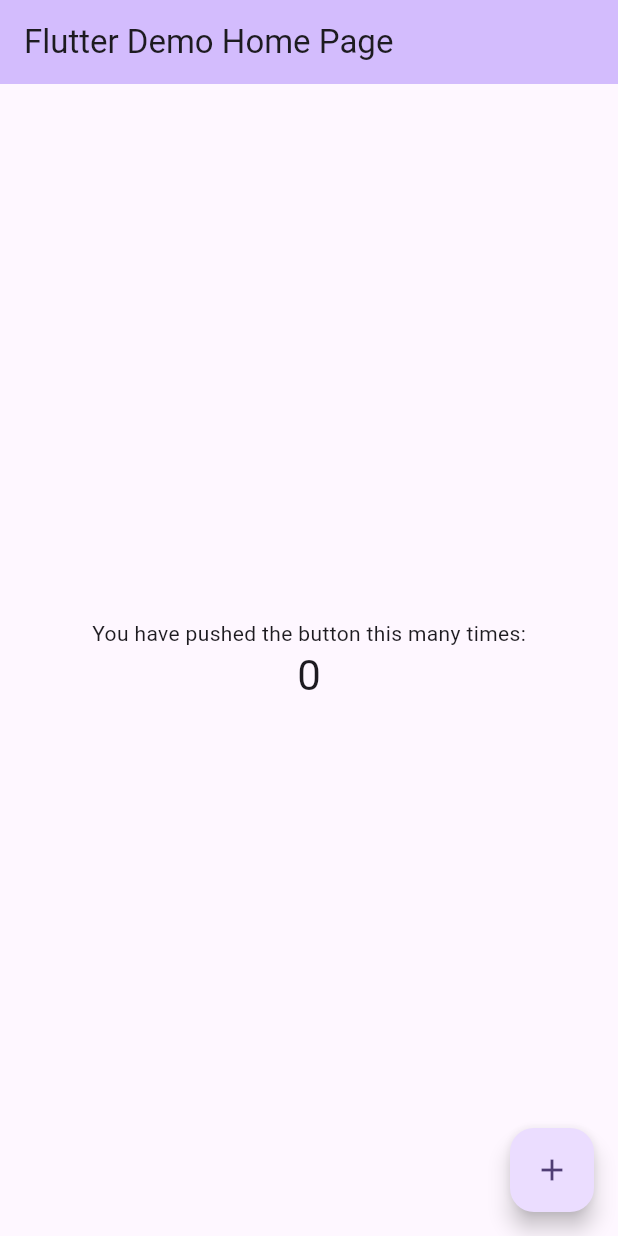
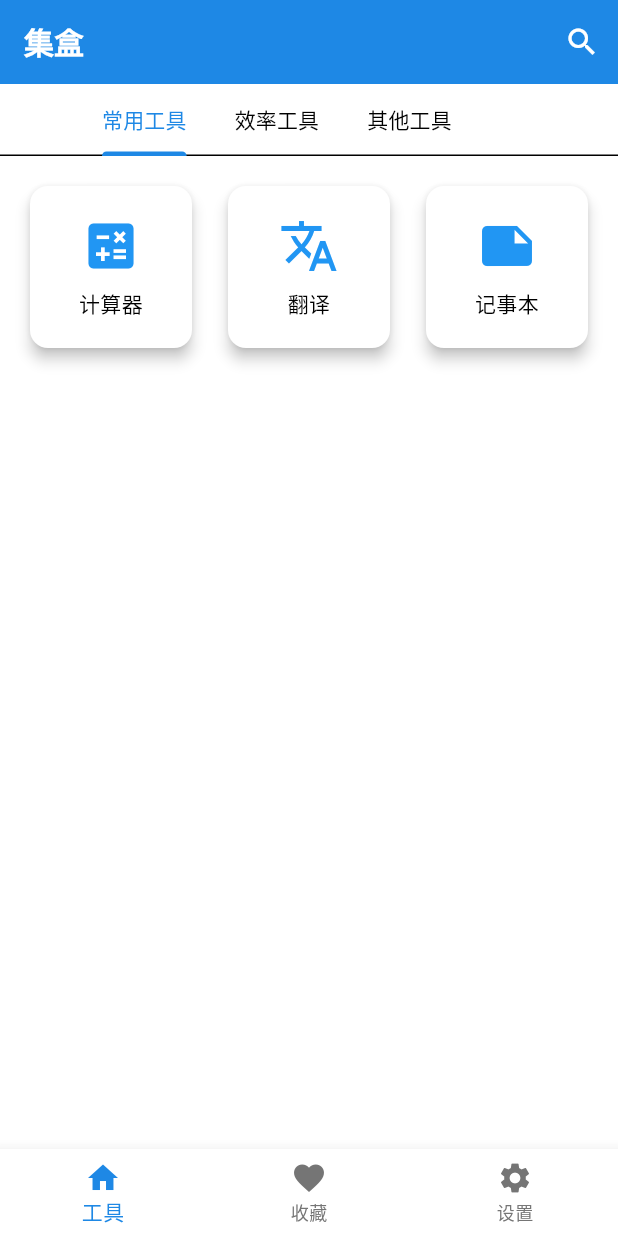
Before and after one commit to Yikang666/jiho, a Flutter app: the screen it shows after launch, on a phone screen of 412 x 824 dp. Run offline on Flutter 3.47's test engine with Material 3 defaults, Android fonts, the light colour scheme and no system bars; our stand-ins replace webview_flutter.

Commit message:
feat: 完成基本界面

```diff
--- a/lib/main.dart
+++ b/lib/main.dart
@@ -1,125 +1,228 @@
 import 'package:flutter/material.dart';
-
-void main() {
-  runApp(const MyApp());
-}
+import 'tools_config.dart'; // 导入工具配置文件
+import 'theme_config.dart'; // 导入主题配置
+import 'pages/map.dart'; // 临时保留，后续可以考虑通过反射或代码生成移除
 
 class MyApp extends StatelessWidget {
-  const MyApp({super.key});
-
-  // This widget is the root of your application.
   @override
   Widget build(BuildContext context) {
     return MaterialApp(
-      title: 'Flutter Demo',
-      theme: ThemeData(
-        // This is the theme of your application.
-        //
-        // TRY THIS: Try running your application with "flutter run". You'll see
-        // the application has a purple toolbar. Then, without quitting the app,
-        // try changing the seedColor in the colorScheme below to Colors.green
-        // and then invoke "hot reload" (save your changes or press the "hot
-        // reload" button in a Flutter-supported IDE, or press "r" if you used
-        // the command line to start the app).
-        //
-        // Notice that the counter didn't reset back to zero; the application
-        // state is not lost during the reload. To reset the state, use hot
-        // restart instead.
-        //
-        // This works for code too, not just values: Most code changes can be
-        // tested with just a hot reload.
-        colorScheme: ColorScheme.fromSeed(seedColor: Colors.deepPurple),
-        useMaterial3: true,
-      ),
-      home: const MyHomePage(title: 'Flutter Demo Home Page'),
+      title: '集盒',
+      theme: ThemeConfig.lightTheme,
+      darkTheme: ThemeConfig.darkTheme,
+      themeMode: ThemeMode.system, // 跟随系统主题
+      home: HomeScreen(),
+      // 使用工具配置生成路由
+      routes: ToolsConfig.generateRoutes(),
     );
   }
 }
 
-class MyHomePage extends StatefulWidget {
-  const MyHomePage({super.key, required this.title});
+class HomeScreen extends StatefulWidget {
+  @override
+  _HomeScreenState createState() => _HomeScreenState();
+}
 
-  // This widget is the home page of your application. It is stateful, meaning
-  // that it has a State object (defined below) that contains fields that affect
-  // how it looks.
+class _HomeScreenState extends State<HomeScreen> {
+  int _currentIndex = 0;
 
-  // This class is the configuration for the state. It holds the values (in this
-  // case the title) provided by the parent (in this case the App widget) and
-  // used by the build method of the State. Fields in a Widget subclass are
-  // always marked "final".
-
-  final String title;
+  // 定义页面列表
+  final List<Widget> _pages = [
+    ToolsPage(),
+    FavoritesPage(),
+    SettingsPage(),
+  ];
 
   @override
-  State<MyHomePage> createState() => _MyHomePageState();
+  Widget build(BuildContext context) {
+    return Scaffold(
+      appBar: AppBar(
+        title: Text('集盒'),
+        actions: [
+          IconButton(
+            icon: Icon(Icons.search),
+            onPressed: () {
+              // 搜索功能
+            },
+          ),
+        ],
+      ),
+      body: _pages[_currentIndex],
+      bottomNavigationBar: BottomNavigationBar(
+        type: BottomNavigationBarType.fixed,
+        currentIndex: _currentIndex,
+        onTap: (index) {
+          setState(() {
+            _currentIndex = index;
+          });
+        },
+        items: [
+          BottomNavigationBarItem(
+            icon: Icon(Icons.home),
+            label: '工具',
+          ),
+          BottomNavigationBarItem(
+            icon: Icon(Icons.favorite),
+            label: '收藏',
+          ),
+          BottomNavigationBarItem(
+            icon: Icon(Icons.settings),
+            label: '设置',
+          ),
+        ],
+      ),
+    );
+  }
 }
 
-class _MyHomePageState extends State<MyHomePage> {
-  int _counter = 0;
+class ToolsPage extends StatefulWidget {
+  @override
+  _ToolsPageState createState() => _ToolsPageState();
+}
 
-  void _incrementCounter() {
-    setState(() {
-      // This call to setState tells the Flutter framework that something has
-      // changed in this State, which causes it to rerun the build method below
-      // so that the display can reflect the updated values. If we changed
-      // _counter without calling setState(), then the build method would not be
-      // called again, and so nothing would appear to happen.
-      _counter++;
-    });
+class _ToolsPageState extends State<ToolsPage> with SingleTickerProviderStateMixin {
+  late TabController _tabController;
+
+  // 从配置文件中获取工具分组数据
+  final List<ToolGroup> _toolGroups = ToolsConfig.toolGroups;
+
+  @override
+  void initState() {
+    super.initState();
+    _tabController = TabController(length: _toolGroups.length, vsync: this);
+  }
+
+  @override
+  void dispose() {
+    _tabController.dispose();
+    super.dispose();
   }
 
   @override
   Widget build(BuildContext context) {
-    // This method is rerun every time setState is called, for instance as done
-    // by the _incrementCounter method above.
-    //
-    // The Flutter framework has been optimized to make rerunning build methods
-    // fast, so that you can just rebuild anything that needs updating rather
-    // than having to individually change instances of widgets.
-    return Scaffold(
-      appBar: AppBar(
-        // TRY THIS: Try changing the color here to a specific color (to
-        // Colors.amber, perhaps?) and trigger a hot reload to see the AppBar
-        // change color while the other colors stay the same.
-        backgroundColor: Theme.of(context).colorScheme.inversePrimary,
-        // Here we take the value from the MyHomePage object that was created by
-        // the App.build method, and use it to set our appbar title.
-        title: Text(widget.title),
+    return Column(
+      children: [
+        // 标签栏
+        TabBar(
+          controller: _tabController,
+          isScrollable: true,
+          tabs: _toolGroups.map((group) {
+            return Tab(text: group.title);
+          }).toList(),
+        ),
+        // 标签内容
+        Expanded(
+          child: TabBarView(
+            controller: _tabController,
+            children: _toolGroups.map((group) {
+              return GridView.count(
+                crossAxisCount: 3,
+                padding: EdgeInsets.all(16.0),
+                mainAxisSpacing: 16.0,
+                crossAxisSpacing: 16.0,
+                children: group.tools.map((tool) {
+                  return ToolCard(tool: tool);
+                }).toList(),
+              );
+            }).toList(),
+          ),
+        ),
+      ],
+    );
+  }
+}
+
+class ToolCard extends StatelessWidget {
+  final ToolItem tool;
+
+  ToolCard({required this.tool});
+
+  @override
+  Widget build(BuildContext context) {
+    return Card(
+      elevation: 4.0,
+      shape: RoundedRectangleBorder(
+        borderRadius: BorderRadius.circular(12.0),
       ),
-      body: Center(
-        // Center is a layout widget. It takes a single child and positions it
-        // in the middle of the parent.
+      child: InkWell(
+        borderRadius: BorderRadius.circular(12.0),
+        onTap: () {
+          // 工具点击事件 - 导航到对应页面
+          Navigator.pushNamed(
+            context,
+            '/${tool.id}', // 使用工具ID作为路由名称
+          );
+        },
         child: Column(
-          // Column is also a layout widget. It takes a list of children and
-          // arranges them vertically. By default, it sizes itself to fit its
-          // children horizontally, and tries to be as tall as its parent.
-          //
-          // Column has various properties to control how it sizes itself and
-          // how it positions its children. Here we use mainAxisAlignment to
-          // center the children vertically; the main axis here is the vertical
-          // axis because Columns are vertical (the cross axis would be
-          // horizontal).
-          //
-          // TRY THIS: Invoke "debug painting" (choose the "Toggle Debug Paint"
-          // action in the IDE, or press "p" in the console), to see the
-          // wireframe for each widget.
           mainAxisAlignment: MainAxisAlignment.center,
-          children: <Widget>[
-            const Text(
-              'You have pushed the button this many times:',
-            ),
+          children: [
+            Icon(tool.icon, size: 40.0, color: Colors.blue),
+            SizedBox(height: 8.0),
             Text(
-              '$_counter',
-              style: Theme.of(context).textTheme.headlineMedium,
+              tool.title,
+              style: TextStyle(fontSize: 14.0),
+              textAlign: TextAlign.center,
             ),
           ],
         ),
       ),
-      floatingActionButton: FloatingActionButton(
-        onPressed: _incrementCounter,
-        tooltip: 'Increment',
-        child: const Icon(Icons.add),
-      ), // This trailing comma makes auto-formatting nicer for build methods.
     );
   }
 }
+
+// 占位页面 - 实际使用时应该替换为真正的页面实现
+class PlaceholderPage extends StatelessWidget {
+  final String title;
+
+  PlaceholderPage({required this.title});
+
+  @override
+  Widget build(BuildContext context) {
+    return Scaffold(
+      appBar: AppBar(
+        title: Text(title),
+      ),
+      body: Center(
+        child: Column(
+          mainAxisAlignment: MainAxisAlignment.center,
+          children: [
+            Text(
+              '$title 页面',
+              style: TextStyle(fontSize: 24),
+            ),
+            SizedBox(height: 20),
+            Text('此页面尚未实现，请创建对应的页面文件。'),
+          ],
+        ),
+      ),
+    );
+  }
+}
+
+class FavoritesPage extends StatelessWidget {
+  @override
+  Widget build(BuildContext context) {
+    return Center(
+      child: Text(
+        '收藏页面',
+        style: TextStyle(fontSize: 24),
+      ),
+    );
+  }
+}
+
+class SettingsPage extends StatelessWidget {
+  @override
+  Widget build(BuildContext context) {
+    return Center(
+      child: Text(
+        '设置页面',
+        style: TextStyle(fontSize: 24),
+      ),
+    );
+  }
+}
+
+void main() {
+  runApp(MyApp());
+}
--- /dev/null
+++ b/lib/pages/map.dart
@@ -0,0 +1,34 @@
+import 'package:flutter/material.dart';
+import 'package:webview_flutter/webview_flutter.dart';
+import '../theme_config.dart';
+
+class MapPage extends StatefulWidget {
+  const MapPage({super.key});
+
+  @override
+  State<MapPage> createState() => _MapPageState();
+}
+
+class _MapPageState extends State<MapPage> {
+  late final WebViewController _controller;
+
+  @override
+  void initState() {
+    super.initState();
+    // 初始化WebView控制器
+    _controller = WebViewController()
+      ..setJavaScriptMode(JavaScriptMode.unrestricted)
+      ..loadRequest(Uri.parse('https://map.baidu.com'));
+  }
+
+  @override
+  Widget build(BuildContext context) {
+    return Scaffold(
+      appBar: AppBar(
+        title: const Text('百度地图'),
+        backgroundColor: ThemeConfig.primaryColor,
+      ),
+      body: WebViewWidget(controller: _controller),
+    );
+  }
+}
--- /dev/null
+++ b/lib/theme_config.dart
@@ -0,0 +1,85 @@
+import 'package:flutter/material.dart';
+
+// 主题配置类
+class ThemeConfig {
+  // 主色调
+  static const primaryColor = Color(0xFF1E88E5);
+  static const primaryLightColor = Color(0xFF64B5F6);
+  static const primaryDarkColor = Color(0xFF0D47A1);
+
+  // 辅助色
+  static const accentColor = Color(0xFFFFA000);
+  static const accentLightColor = Color(0xFFFFD740);
+  static const accentDarkColor = Color(0xFFF57C00);
+
+  // 中性色
+  static const backgroundColor = Color(0xFFF5F5F5);
+  static const surfaceColor = Colors.white;
+  static const errorColor = Color(0xFFD32F2F);
+
+  // 文本颜色
+  static const textPrimaryColor = Color(0xFF212121);
+  static const textSecondaryColor = Color(0xFF757575);
+  static const textOnPrimaryColor = Colors.white;
+  static const textOnAccentColor = Colors.white;
+
+  // 字体
+  static const fontFamily = 'Roboto';
+
+  // 主主题
+  static final ThemeData lightTheme = ThemeData(
+    primaryColor: primaryColor,
+    primarySwatch: Colors.blue,
+    colorScheme: ColorScheme.light(
+      primary: primaryColor,
+      secondary: accentColor,
+      background: backgroundColor,
+      surface: surfaceColor,
+      error: errorColor,
+    ),
+    fontFamily: fontFamily,
+    visualDensity: VisualDensity.adaptivePlatformDensity,
+    appBarTheme: AppBarTheme(
+      backgroundColor: primaryColor,
+      titleTextStyle: TextStyle(
+        color: textOnPrimaryColor,
+        fontSize: 20,
+        fontWeight: FontWeight.bold,
+      ),
+      iconTheme: IconThemeData(color: textOnPrimaryColor),
+    ),
+    bottomNavigationBarTheme: BottomNavigationBarThemeData(
+      selectedItemColor: primaryColor,
+      unselectedItemColor: textSecondaryColor,
+    ),
+  );
+
+  // 暗黑主题
+  static final ThemeData darkTheme = ThemeData(
+    primaryColor: primaryDarkColor,
+    primarySwatch: Colors.blue,
+    colorScheme: ColorScheme.dark(
+      primary: primaryDarkColor,
+      secondary: accentDarkColor,
+      background: Color(0xFF121212),
+      surface: Color(0xFF1E1E1E),
+      error: errorColor,
+    ),
+    fontFamily: fontFamily,
+    visualDensity: VisualDensity.adaptivePlatformDensity,
+    appBarTheme: AppBarTheme(
+      backgroundColor: primaryDarkColor,
+      titleTextStyle: TextStyle(
+        color: textOnPrimaryColor,
+        fontSize: 20,
+        fontWeight: FontWeight.bold,
+      ),
+      iconTheme: IconThemeData(color: textOnPrimaryColor),
+    ),
+    bottomNavigationBarTheme: BottomNavigationBarThemeData(
+      selectedItemColor: primaryLightColor,
+      unselectedItemColor: textSecondaryColor,
+      backgroundColor: Color(0xFF1E1E1E),
+    ),
+  );
+}
--- /dev/null
+++ b/lib/tools_config.dart
@@ -0,0 +1,170 @@
+import 'package:flutter/material.dart';
+import 'theme_config.dart';
+import "pages/map.dart";
+
+// 工具项模型
+class ToolItem {
+  final String id;
+  final String title;
+  final IconData icon;
+  final String pagePath;
+
+  ToolItem({
+    required this.id,
+    required this.title,
+    required this.icon,
+    required this.pagePath,
+  });
+}
+
+// 工具组模型
+class ToolGroup {
+  final String id;
+  final String title;
+  final List<ToolItem> tools;
+
+  ToolGroup({
+    required this.id,
+    required this.title,
+    required this.tools,
+  });
+}
+
+// 工具配置类
+class ToolsConfig {
+  // 所有工具组
+  static final List<ToolGroup> toolGroups = [
+    ToolGroup(
+      id: 'common',
+      title: '常用工具',
+      tools: [
+        ToolItem(
+          id: 'calculator',
+          title: '计算器',
+          icon: Icons.calculate,
+          pagePath: 'pages/calculator_page.dart',
+        ),
+        ToolItem(
+          id: 'translator',
+          title: '翻译',
+          icon: Icons.translate,
+          pagePath: 'pages/translator_page.dart',
+        ),
+        ToolItem(
+          id: 'notebook',
+          title: '记事本',
+          icon: Icons.note,
+          pagePath: 'pages/notebook_page.dart',
+        ),
+      ],
+    ),
+    ToolGroup(
+      id: 'efficiency',
+      title: '效率工具',
+      tools: [
+        ToolItem(
+          id: 'timer',
+          title: '计时器',
+          icon: Icons.timer,
+          pagePath: 'pages/timer_page.dart',
+        ),
+        ToolItem(
+          id: 'qr_code',
+          title: '二维码',
+          icon: Icons.qr_code,
+          pagePath: 'pages/qr_code_page.dart',
+        ),
+        ToolItem(
+          id: 'color_picker',
+          title: '取色器',
+          icon: Icons.color_lens,
+          pagePath: 'pages/color_picker_page.dart',
+        ),
+      ],
+    ),
+    ToolGroup(
+      id: 'other',
+      title: '其他工具',
+      tools: [
+        ToolItem(
+          id: 'camera',
+          title: '相机',
+          icon: Icons.camera,
+          pagePath: 'pages/camera_page.dart',
+        ),
+        ToolItem(
+          id: 'music',
+          title: '音乐',
+          icon: Icons.music_note,
+          pagePath: 'pages/music_page.dart',
+        ),
+        ToolItem(
+          id: 'map',
+          title: '地图',
+          icon: Icons.map,
+          pagePath: 'pages/map.dart',
+        ),
+      ],
+    ),
+  ];
+
+  // 根据工具ID获取页面路径
+  static String getPagePath(String toolId) {
+    for (final group in toolGroups) {
+      for (final tool in group.tools) {
+        if (tool.id == toolId) {
+          return tool.pagePath;
+        }
+      }
+    }
+    return '';
+  }
+
+  // 生成路由配置
+  static Map<String, WidgetBuilder> generateRoutes() {
+    final Map<String, WidgetBuilder> routes = {};
+    for (final group in toolGroups) {
+      for (final tool in group.tools) {
+        routes['/${tool.id}'] = (context) {
+          // 尝试动态导入页面
+          // 这里我们使用占位页面，实际项目中可以使用反射或代码生成
+          return PlaceholderPage(title: tool.title);
+        };
+      }
+    }
+    // 特殊处理地图页面，因为它已经实现
+    routes['/map'] = (context) => MapPage();
+    return routes;
+  }
+}
+
+// 占位页面组件
+class PlaceholderPage extends StatelessWidget {
+  final String title;
+
+  const PlaceholderPage({Key? key, required this.title}) : super(key: key);
+
+  @override
+  Widget build(BuildContext context) {
+    return Scaffold(
+      appBar: AppBar(
+        title: Text(title),
+        backgroundColor: ThemeConfig.primaryColor,
+        titleTextStyle: TextStyle(
+          color: ThemeConfig.textOnPrimaryColor,
+          fontSize: 20,
+          fontWeight: FontWeight.bold,
+        ),
+      ),
+      body: Center(
+        child: Text(
+          '$title 页面尚未实现',
+          style: TextStyle(
+            color: ThemeConfig.textPrimaryColor,
+            fontSize: 16,
+          ),
+        ),
+      ),
+    );
+  }
+}
--- a/pubspec.yaml
+++ b/pubspec.yaml
@@ -34,6 +34,7 @@ dependencies:
   # The following adds the Cupertino Icons font to your application.
   # Use with the CupertinoIcons class for iOS style icons.
   cupertino_icons: ^1.0.8
+  webview_flutter: ^4.7.0
 
 dev_dependencies:
   flutter_test:
```
Also changed, not shown: pubspec.lock, 3 other files.
